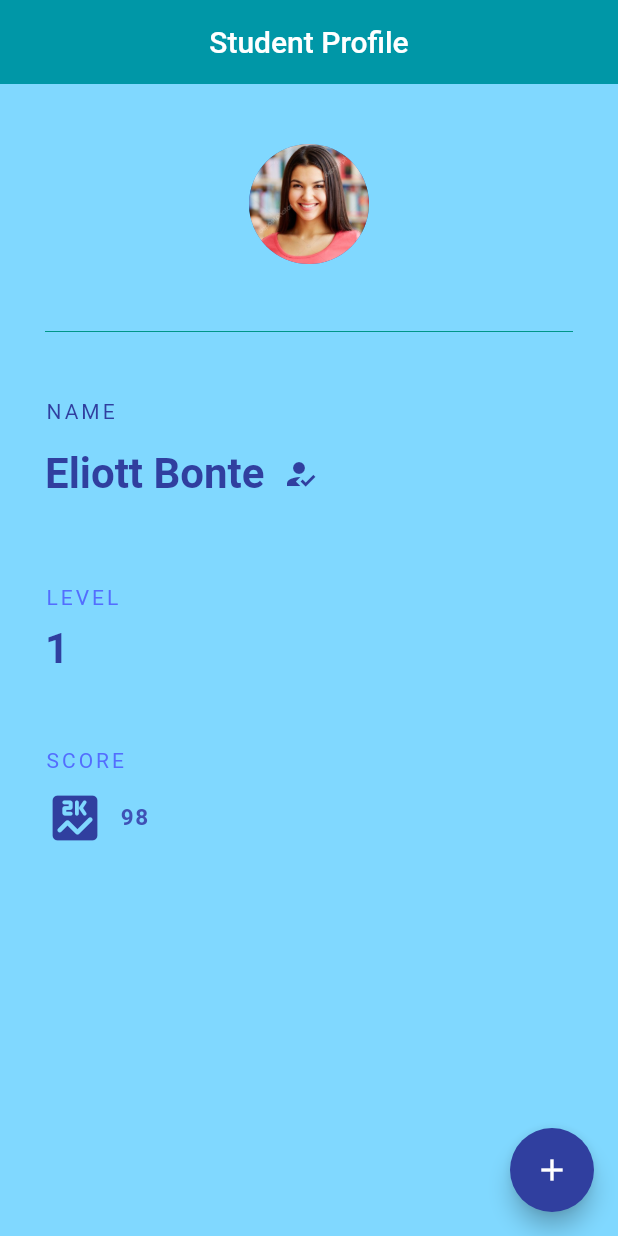
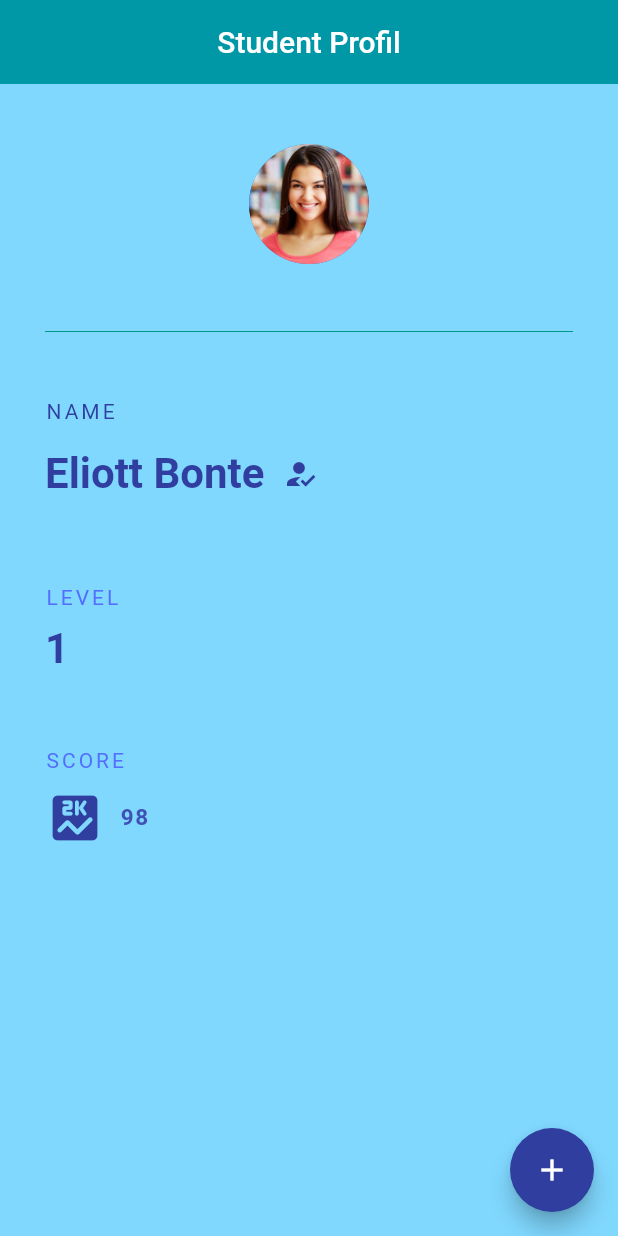
Before and after one commit to EliottBICS/DiscreteHelper, a Flutter app: the screen it shows after launch, on a phone screen of 412 x 824 dp. Run offline on Flutter 3.47's test engine with Material 2 defaults, Android fonts, the phone set to English and light mode, and no system bars.

Commit message:
Commit - I changed the main file to test a bit

```diff
--- a/lib/main.dart
+++ b/lib/main.dart
@@ -32,7 +32,7 @@ class _BicsCardState extends State<BicsCard> {
       backgroundColor: Colors.lightBlueAccent[100],
       appBar: AppBar(
         title: Text(
-            'Student Profile'
+            'Student Profil'
         ) ,
         centerTitle: true,
         backgroundColor: Colors.cyan[700],
```
